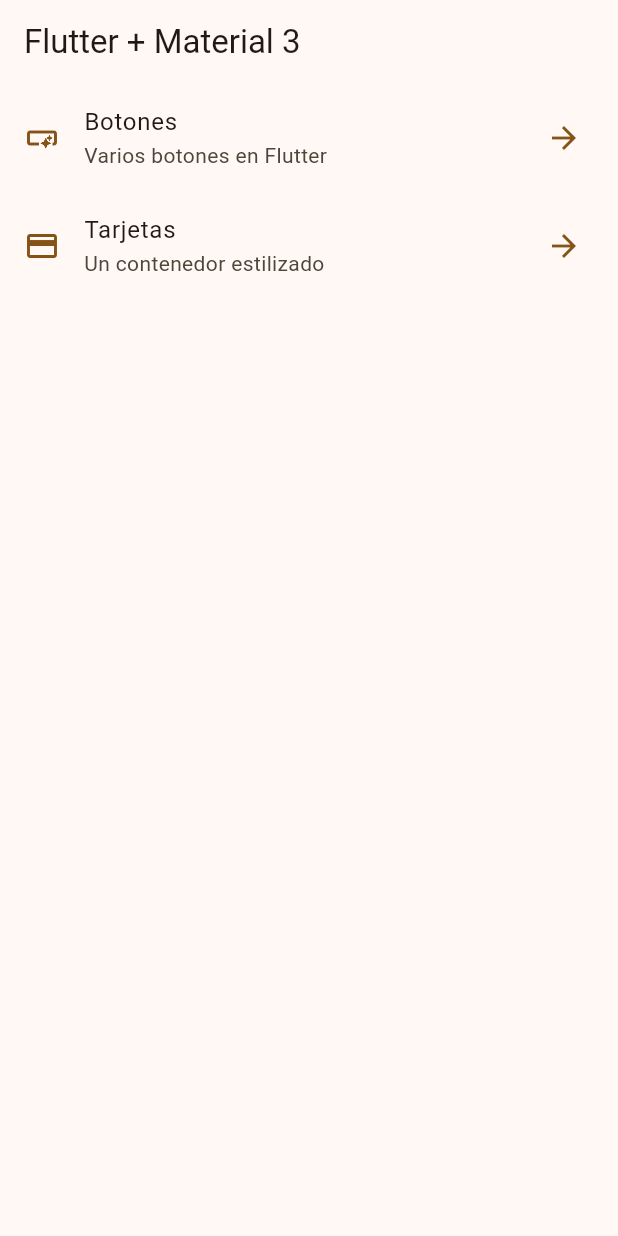
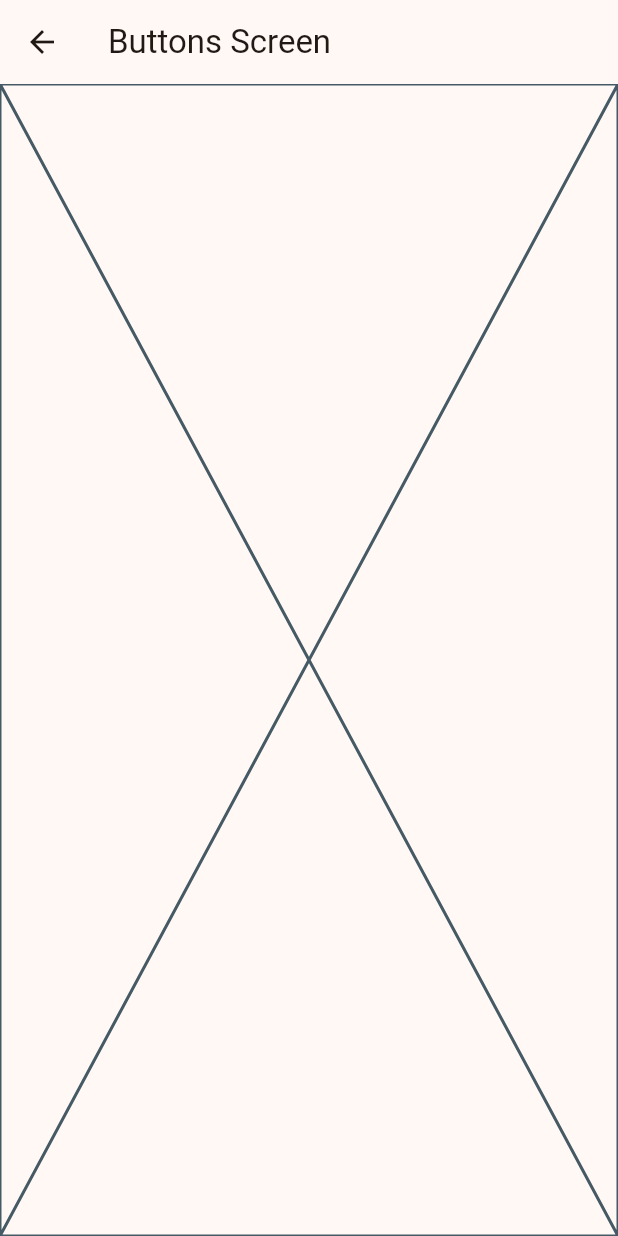
Before and after one commit to ju-lienz/widgets_app, a Flutter app: the screen it shows after launch, after a tap on "Botones", on a phone screen of 412 x 824 dp. Run offline on Flutter 3.47's test engine with Material 3 defaults, Android fonts, the phone set to English and light mode, and no system bars.

Commit message:
feat: Implement basic navigation between screens

```diff
--- a/lib/main.dart
+++ b/lib/main.dart
@@ -1,5 +1,7 @@
 import 'package:flutter/material.dart';
 import 'package:widgets_app/config/theme/app_theme.dart';
+import 'package:widgets_app/presentation/screens/buttons/buttons_screen.dart';
+import 'package:widgets_app/presentation/screens/cards/cards_screen.dart';
 import 'package:widgets_app/presentation/screens/home/home_screen.dart';
 
 void main() {
@@ -16,6 +18,10 @@ class MainApp extends StatelessWidget {
       // Apply the theme defined in AppTheme class
       theme: AppTheme(selectedColor: 7).getTheme(),
       home: const HomeScreen(),
+      routes: {
+        '/buttons': (context) => const ButtonsScreen(),
+        '/cards': (context) => const CardsScreen(),
+      },
     );
   }
 }
--- /dev/null
+++ b/lib/presentation/screens/buttons/buttons_screen.dart
@@ -0,0 +1,15 @@
+import 'package:flutter/material.dart';
+
+class ButtonsScreen extends StatelessWidget {
+  const ButtonsScreen({super.key});
+
+  @override
+  Widget build(BuildContext context) {
+    return Scaffold(
+      appBar: AppBar(
+        title: const Text("Buttons Screen"),
+      ),
+      body: const Placeholder(),
+    );
+  }
+}
--- a/lib/presentation/screens/home/home_screen.dart
+++ b/lib/presentation/screens/home/home_screen.dart
@@ -1,5 +1,6 @@
 import 'package:flutter/material.dart';
 import 'package:widgets_app/config/menu/menu_items.dart';
+import 'package:widgets_app/presentation/screens/buttons/buttons_screen.dart';
 
 class HomeScreen extends StatelessWidget {
   const HomeScreen({super.key});
@@ -57,7 +58,11 @@ class _CustomListTile extends StatelessWidget {
       title: Text(menuItem.title),
       subtitle: Text(menuItem.subTitle),
       onTap: () {
-        // TODO: Implement navigation logic using GoRouter when available
+        Navigator.of(context).push(
+          MaterialPageRoute(
+            builder: (context) => const ButtonsScreen(),
+          ),
+        );
       },
     );
   }
```
Also changed, not shown: lib/presentation/screens/cards/cards_screen.dart (added, +15 -0 lines).
